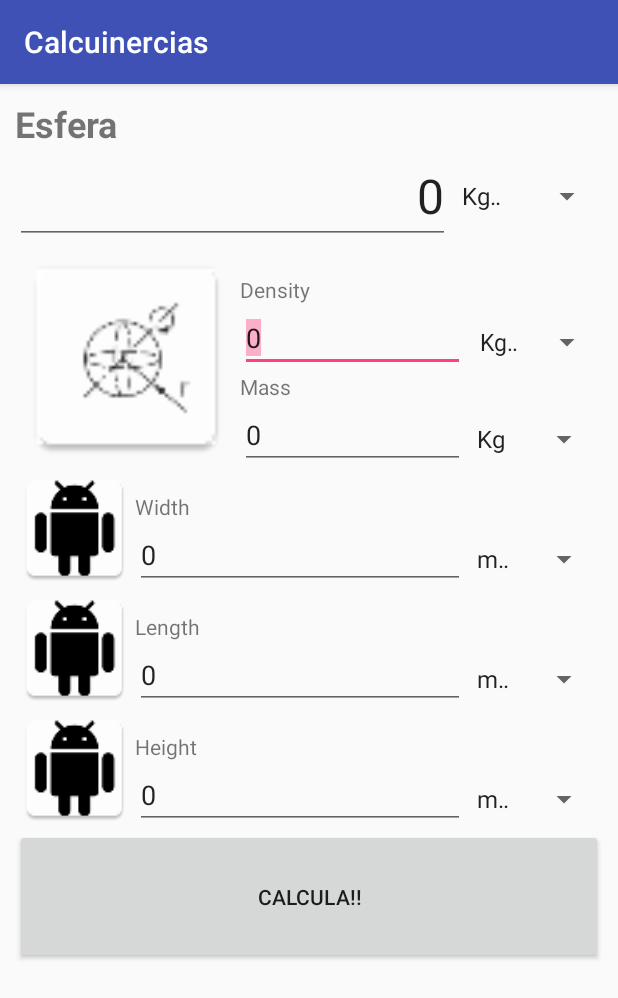
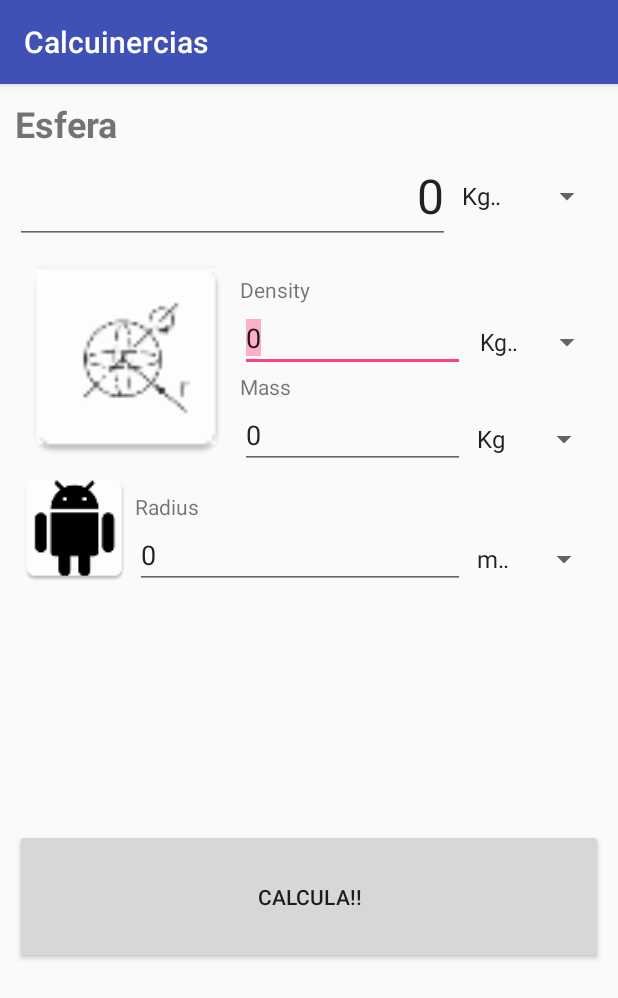
Before and after one commit to franrib/Calcuinercias, an Android app: the screen it shows after launch (CalculatorActivity), after a tap on an icon or button, on a phone screen of 412 x 824 dp. Shown: the top 998 px of the screen. Run offline under Robolectric (Android 15) with nearby library versions, the phone set to English and light mode, and no system bars.

Commit message:
Adaptació del layout de càlcul en funció de la figura a calcular. S'eliminen els camps que no s'han d'utilitzar, i canvia el nom dels mateixos en funció de la figura.

```diff
--- a/app/src/main/java/edu/upc/eet/pma/calcuinercias/CalculatorActivity.java
+++ b/app/src/main/java/edu/upc/eet/pma/calcuinercias/CalculatorActivity.java
@@ -75,25 +75,64 @@ public class CalculatorActivity extends AppCompatActivity {
         spinner_ref11 = (Spinner) findViewById(R.id.spinner_ref1);
         spinner_ref22 = (Spinner) findViewById(R.id.spinner_ref2);
         spinner_ref33 = (Spinner) findViewById(R.id.spinner_ref3);
+
         final ImageView diagrama=(ImageView)findViewById(R.id.diagrama);
+        final ImageView im_ref1=(ImageView)findViewById(R.id.im_ref1);
+        final ImageView im_ref2=(ImageView)findViewById(R.id.im_ref2);
+        final ImageView im_ref3=(ImageView)findViewById(R.id.im_ref3);
+        final TextView titol_ref1=(TextView) findViewById(R.id.titol_ref1);
+        final TextView titol_ref2=(TextView) findViewById(R.id.titol_ref2);
+        final TextView titol_ref3=(TextView) findViewById(R.id.titol_ref3);
 
 
         //Selector del diagrama corresponent en funció del cas a calcular
         switch (calcul){
             case 0:
                 diagrama.setImageResource(R.mipmap.dia_cilinder);
+                edit_ref3.setVisibility(View.INVISIBLE);
+                spinner_ref33.setVisibility(View.INVISIBLE);
+                im_ref3.setVisibility(View.INVISIBLE);
+                titol_ref3.setVisibility(View.INVISIBLE);
+                titol_ref1.setText(R.string.Radius);
+                titol_ref2.setText(R.string.Length);
                 break;
             case 1:
                 diagrama.setImageResource(R.mipmap.dia_cil_buit);
+                titol_ref1.setText(R.string.Radius_ext);
+                titol_ref2.setText(R.string.Radius_in);
+                titol_ref3.setText(R.string.Length);
                 break;
             case 2:
                 diagrama.setImageResource(R.mipmap.dia_cono);
+                edit_ref3.setVisibility(View.INVISIBLE);
+                spinner_ref33.setVisibility(View.INVISIBLE);
+                im_ref3.setVisibility(View.INVISIBLE);
+                titol_ref3.setVisibility(View.INVISIBLE);
+                titol_ref1.setText(R.string.Radius);
                 break;
             case 3:
                 diagrama.setImageResource(R.mipmap.dia_bola);
+                edit_ref3.setVisibility(View.INVISIBLE);
+                spinner_ref33.setVisibility(View.INVISIBLE);
+                im_ref3.setVisibility(View.INVISIBLE);
+                titol_ref3.setVisibility(View.INVISIBLE);
+                edit_ref2.setVisibility(View.INVISIBLE);
+                spinner_ref22.setVisibility(View.INVISIBLE);
+                im_ref2.setVisibility(View.INVISIBLE);
+                titol_ref2.setVisibility(View.INVISIBLE);
+                titol_ref1.setText(R.string.Radius);
                 break;
             case 4:
                 diagrama.setImageResource(R.mipmap.dia_basic);
+                edit_ref3.setVisibility(View.INVISIBLE);
+                spinner_ref33.setVisibility(View.INVISIBLE);
+                im_ref3.setVisibility(View.INVISIBLE);
+                titol_ref3.setVisibility(View.INVISIBLE);
+                edit_ref2.setVisibility(View.INVISIBLE);
+                spinner_ref22.setVisibility(View.INVISIBLE);
+                im_ref2.setVisibility(View.INVISIBLE);
+                titol_ref2.setVisibility(View.INVISIBLE);
+                titol_ref1.setText(R.string.Distance);
                 break;
             case 5:
                 diagrama.setImageResource(R.mipmap.dia_cub);
--- a/app/src/main/res/values/strings.xml
+++ b/app/src/main/res/values/strings.xml
@@ -5,6 +5,10 @@
     <string name="Height">Height</string>
     <string name="Width">Width</string>
     <string name="Density">Density</string>
+    <string name="Distance">Distance</string>
+    <string name="Radius">Radius</string>
+    <string name="Radius_ext">Radius ext</string>
+    <string name="Radius_in">Radius int</string>
 
 
     <array name="all_titles">
```
